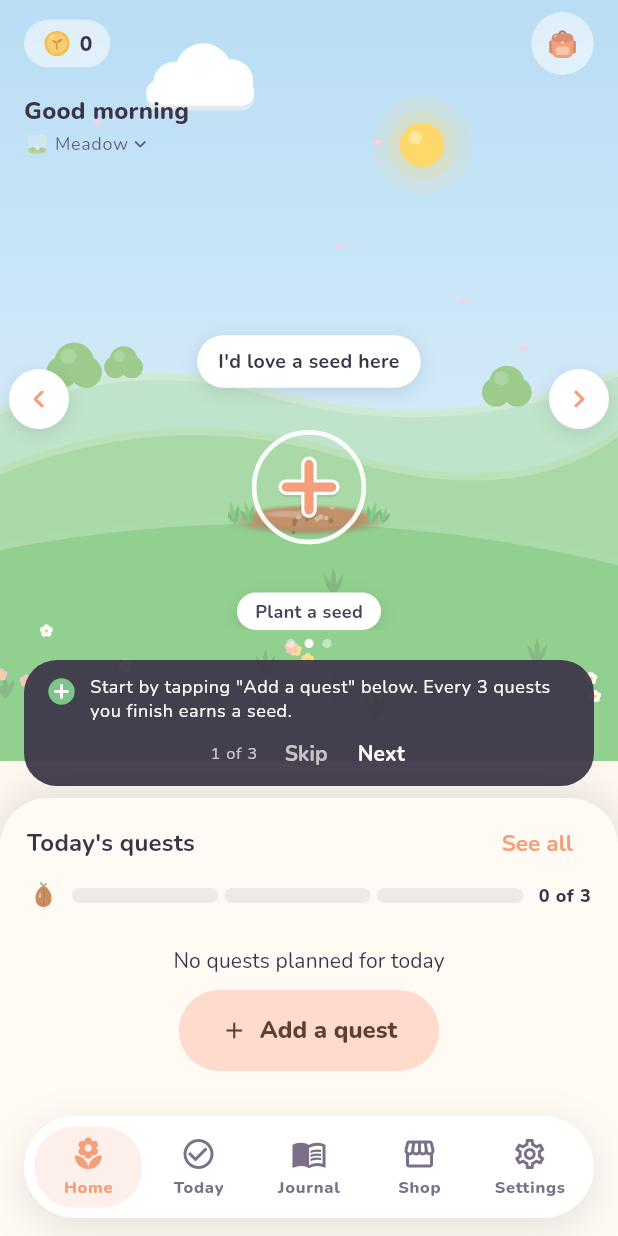
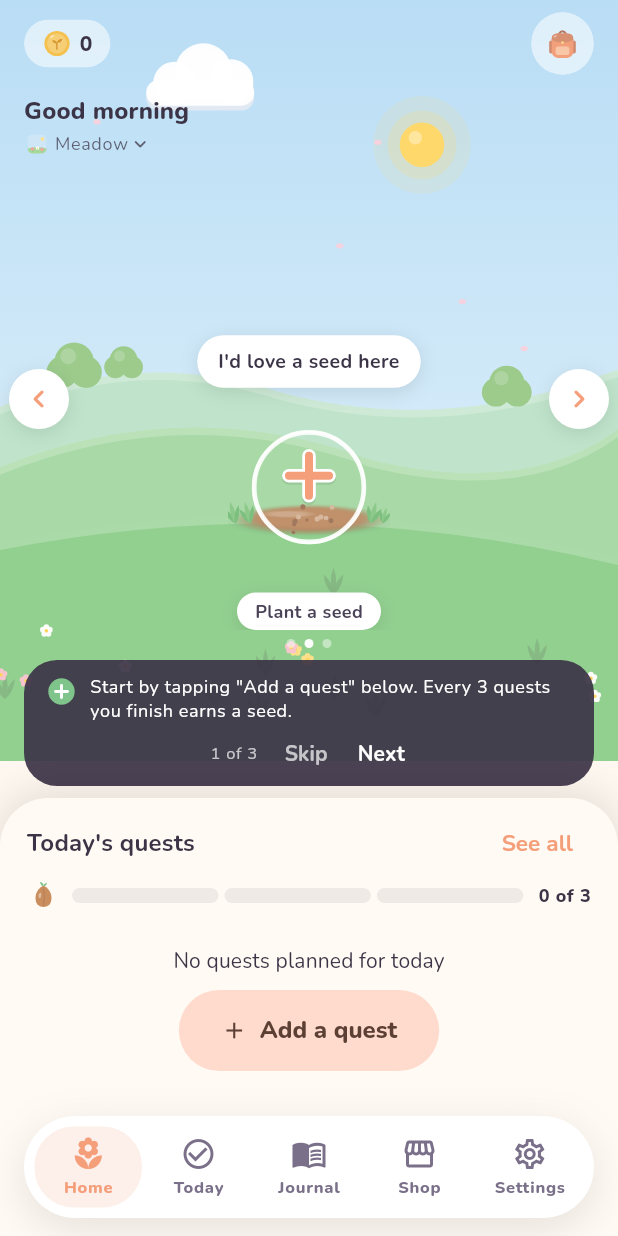
Before and after one commit to GL-328/Sprout, a Flutter app: the HomeScreen screen opened by its route, on a phone screen of 412 x 824 dp. Run offline on Flutter 3.47's test engine with Material 3 defaults, Android fonts, the phone set to English and light mode, and no system bars; our stand-ins replace audioplayers, cloud_firestore, confetti, drift, drift_flutter, file_picker and 9 more; accounts and stored records are empty; generated files the repository leaves out were written again; network calls fail.

Commit message:
Raise the plant-a-seed + a little and make it slightly smaller
So the soil patch shows clearly beneath it inside the ring.

Co-Authored-By: Claude Opus 5.5 <noreply@anthropic.com>
Claude-Session: https://claude.ai/code/session_01Wempv7XatG2trPo9enNunr

```diff
--- a/lib/features/home/plant_carousel.dart
+++ b/lib/features/home/plant_carousel.dart
@@ -409,7 +409,11 @@ class _EmptyRing extends StatelessWidget {
               border: Border.all(color: SproutColors.paper.withValues(alpha: 0.9), width: 3),
             ),
           ),
-          CustomPaint(size: Size.square(button * 0.5), painter: _PlusPainter(accent)),
+          // The + sits a little high in the ring, so the soil shows beneath it.
+          Transform.translate(
+            offset: Offset(0, -button * 0.1),
+            child: CustomPaint(size: Size.square(button * 0.44), painter: _PlusPainter(accent)),
+          ),
         ],
       ),
     );
```
